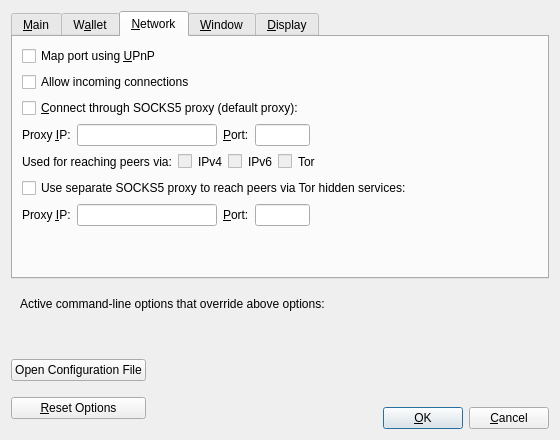
This is src/qt/forms/optionsdialog.ui in dev34253/yacoin as Qt 5 draws it before an edit. The edited form follows.
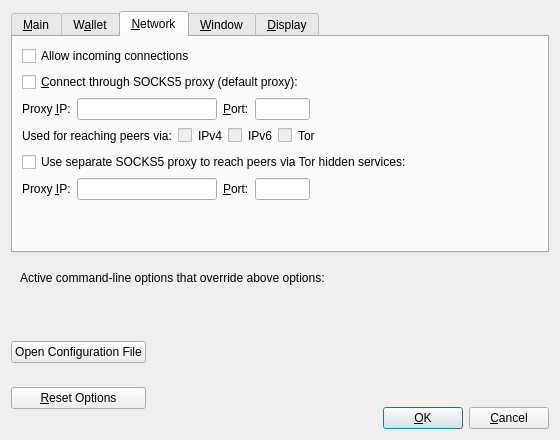
This is the edited form. The open tabs and pages were chosen to show the change. Custom widgets are drawn as their Qt base class.

```diff
--- a/src/qt/forms/optionsdialog.ui
+++ b/src/qt/forms/optionsdialog.ui
@@ -186,16 +186,6 @@
        <string>&amp;Network</string>
       </attribute>
       <layout class="QVBoxLayout" name="verticalLayout_Network">
-       <item>
-        <widget class="QCheckBox" name="mapPortUpnp">
-         <property name="toolTip">
-          <string>Automatically open the Yacoin client port on the router. This only works when your router supports UPnP and it is enabled.</string>
-         </property>
-         <property name="text">
-          <string>Map port using &amp;UPnP</string>
-         </property>
-        </widget>
-       </item>
        <item>
         <widget class="QCheckBox" name="allowIncoming">
          <property name="toolTip">
```
